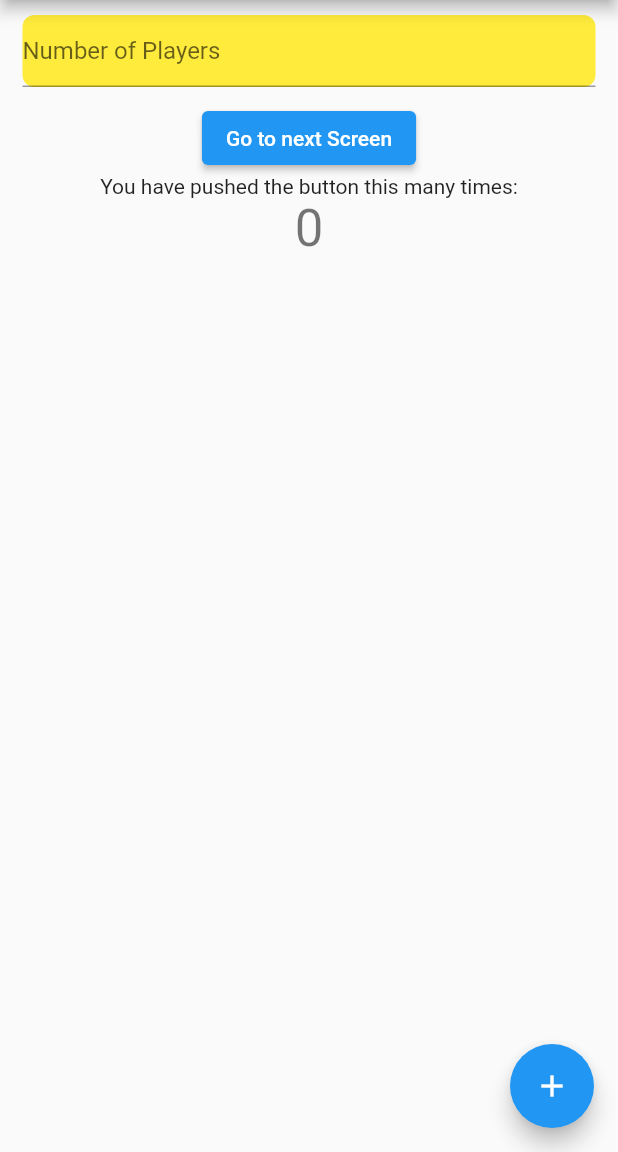
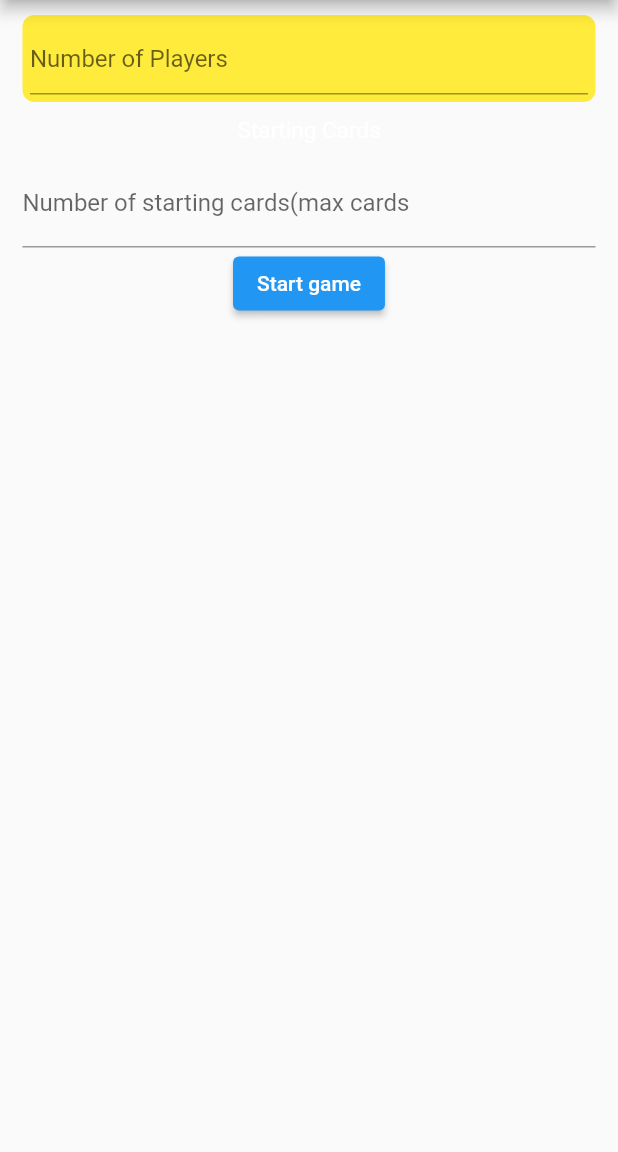
Before and after one commit to sam17012k1/JudgementApp, a Flutter app: the screen it shows after launch, on a phone screen of 412 x 824 dp, the part 84-1236 px from its top. Run offline on Flutter 3.47's test engine with Material 2 defaults, Android fonts, the phone set to English and light mode, and no system bars.

Commit message:
commit_main_page

```diff
--- a/lib/main.dart
+++ b/lib/main.dart
@@ -19,7 +19,6 @@ class MyApp extends StatelessWidget {
   }
 }
 
-
 class MyHomePage extends StatefulWidget {
   const MyHomePage({Key? key, required this.title}) : super(key: key);
   final String title;
@@ -29,60 +28,74 @@ class MyHomePage extends StatefulWidget {
 }
 
 class _MyHomePageState extends State<MyHomePage> {
-  int _counter = 0;
+  final myController = TextEditingController();
+  final myController1=TextEditingController();
 
-  void _incrementCounter() {
-    setState(() {
-      _counter++;
-    });
+  @override
+  void dispose(){
+    myController.dispose();
+    super.dispose();
   }
 
   @override
   Widget build(BuildContext context) {
-
     return Scaffold(
       appBar: AppBar(
-        title: Text("Judgement Scorer",style: TextStyle(color: Colors.black),),
+        title: Text(
+          "Judgement Scorer",
+          style: TextStyle(color: Colors.black),
+        ),
         backgroundColor: Colors.white,
       ),
       body: SingleChildScrollView(
-        padding: EdgeInsets.symmetric(horizontal: 15,vertical: 10),
+        padding: EdgeInsets.symmetric(horizontal: 15, vertical: 10),
         child: Column(
           mainAxisAlignment: MainAxisAlignment.center,
           children: <Widget>[
             Container(
+              padding: EdgeInsets.all(5),
               decoration: BoxDecoration(
                 color: Colors.yellow,
                 borderRadius: BorderRadius.circular(8),
               ),
-              child: TextFormField(
+              child: TextField(
+                controller: myController,
                 decoration: InputDecoration(
                   hintText: "Number of Players",
                 ),
               ),
             ),
-            SizedBox(height: 10,),
-            ElevatedButton(onPressed: ()
-    {
-      Navigator.push(context, MaterialPageRoute(builder: (context)=> NamesScreen()));
-    },
-             child: Text("Go to next Screen")),
-
-            const Text(
-              'You have pushed the button this many times:',
+            SizedBox(
+              height: 10,
             ),
             Text(
-              '$_counter',
-              style: Theme.of(context).textTheme.headline4,
+              "Starting Cards",
+              style: TextStyle(
+                color: Colors.white,
+                fontSize: 15,
+              ),
+            ),
+            SizedBox(height: 10,),
+            TextField(
+              controller: myController1,
+              decoration: InputDecoration(
+                label: Text("Number of starting cards(max cards")
+              ),
+            ),
+            ButtonTheme(
+              minWidth: MediaQuery.of(context).size.width-40,
+              child: ElevatedButton(
+                  onPressed: () {
+                    int value=int.parse(myController.text.toString().trim());
+                    int value1=int.parse(myController1.text.toString().trim());
+                    Navigator.push(context,
+                        MaterialPageRoute(builder: (context) => NamesScreen( value: value, value1: value1,)));
+                  },
+                  child: Text("Start game")),
             ),
           ],
         ),
       ),
-      floatingActionButton: FloatingActionButton(
-        onPressed: _incrementCounter,
-        tooltip: 'Increment',
-        child: const Icon(Icons.add),
-      ), // This trailing comma makes auto-formatting nicer for build methods.
     );
   }
 }
--- a/lib/names_screen.dart
+++ b/lib/names_screen.dart
@@ -1,13 +1,15 @@
 import 'package:flutter/material.dart';
 
 class NamesScreen extends StatefulWidget {
-  const NamesScreen({Key? key}) : super(key: key);
-
+  NamesScreen({Key? key,required this.value,required this.value1}) : super(key: key);
+  int value;
+  int value1;
   @override
   _NamesScreenState createState() => _NamesScreenState();
 }
 
 class _NamesScreenState extends State<NamesScreen> {
+
   @override
   Widget build(BuildContext context) {
     return Container();
```
